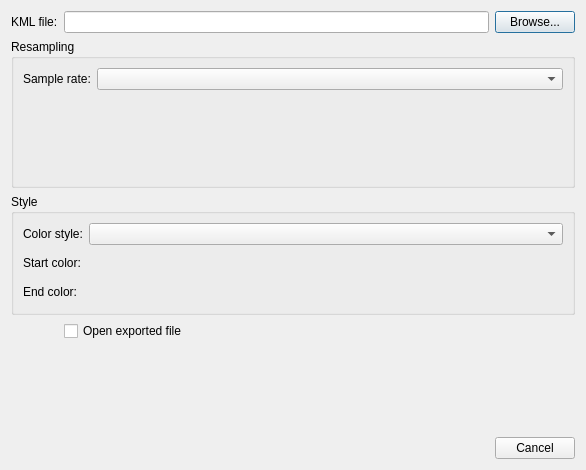
Qt form src/Plugin/src/Export/KMLExport/src/KMLExportDialog.ui (till213/SkyDolly) before a commit.
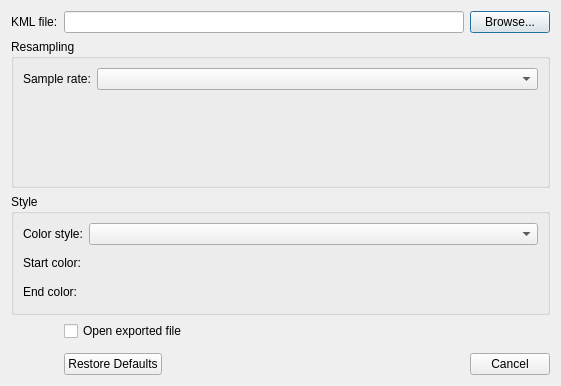
The same form after that commit.

Commit message: Restore default settings button

What changed in the file:
```diff
--- a/src/Plugin/src/Export/KMLExport/src/KMLExportDialog.ui
+++ b/src/Plugin/src/Export/KMLExport/src/KMLExportDialog.ui
@@ -6,8 +6,8 @@
    <rect>
     <x>0</x>
     <y>0</y>
-    <width>586</width>
-    <height>470</height>
+    <width>554</width>
+    <height>386</height>
    </rect>
   </property>
   <property name="windowTitle">
@@ -271,7 +271,7 @@
       <enum>Qt::Horizontal</enum>
      </property>
      <property name="standardButtons">
-      <set>QDialogButtonBox::Cancel</set>
+      <set>QDialogButtonBox::Cancel|QDialogButtonBox::RestoreDefaults</set>
      </property>
     </widget>
    </item>
```
The commit also changes 4 other files.
